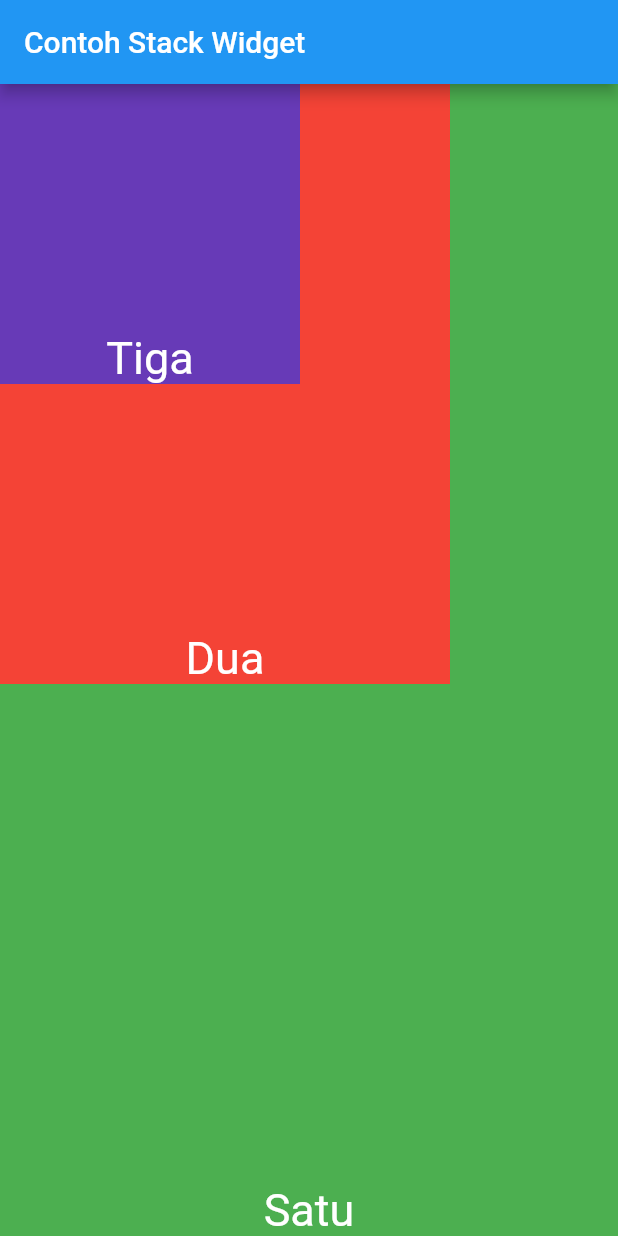
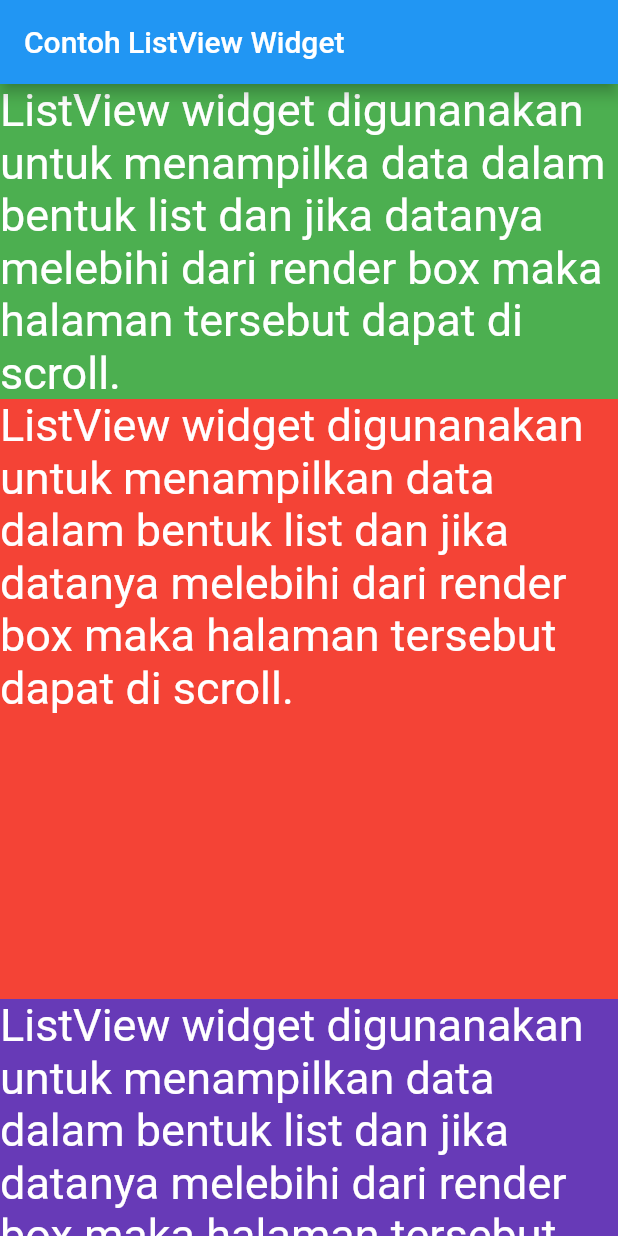
Before and after one commit to polinema-mobile/praktikum-02-layout-web-bola-WahyuIndahp, a Flutter app: the screen it shows after launch, on a phone screen of 412 x 824 dp. Run offline on Flutter 3.47's test engine with Material 2 defaults, Android fonts, the phone set to English and light mode, and no system bars.

Commit message:
Percobaan ListView Widget

```diff
--- a/lib/main.dart
+++ b/lib/main.dart
@@ -9,30 +9,31 @@ class MyApp extends StatelessWidget {
     @override
     Widget build(BuildContext context) {
       return MaterialApp(
+      debugShowCheckedModeBanner: false,
       home: Scaffold(
         appBar: AppBar(
-          title: Text("Contoh Stack Widget"),
+          title: Text("Contoh ListView Widget"),
         ),
-        body: Stack(
+        body: ListView(
           children: <Widget>[
             Container(
               color: Colors.green,
-              alignment:Alignment.bottomCenter,
-              child: Text("Satu", style: TextStyle(fontSize:30,color:
+              alignment:Alignment.topLeft,
+              child: Text("ListView widget digunanakan untuk menampilka data dalam bentuk list dan jika datanya melebihi dari render box maka halaman tersebut dapat di scroll.", style: TextStyle(fontSize:30,color:
 Colors.white)),
             ),
             Container(
               color: Colors.red,
-              alignment:Alignment.bottomCenter,
-              child: Text("Dua", style: TextStyle(fontSize:30,color:
+              alignment:Alignment.topLeft,
+              child: Text("ListView widget digunanakan untuk menampilkan data dalam bentuk list dan jika datanya melebihi dari render box maka halaman tersebut dapat di scroll.", style: TextStyle(fontSize:30,color:
 Colors.white)),
               height: 400.0,
               width: 300.0,
             ),
             Container(
               color: Colors.deepPurple,
-              alignment:Alignment.bottomCenter,
-              child: Text("Tiga", style: TextStyle(fontSize:30,color:
+              alignment:Alignment.topLeft,
+              child: Text("ListView widget digunanakan untuk menampilkan data dalam bentuk list dan jika datanya melebihi dari render box maka halaman tersebut dapat di scroll.", style: TextStyle(fontSize:30,color:
 Colors.white)),
               height: 200.0,
               width: 200.0,
```
